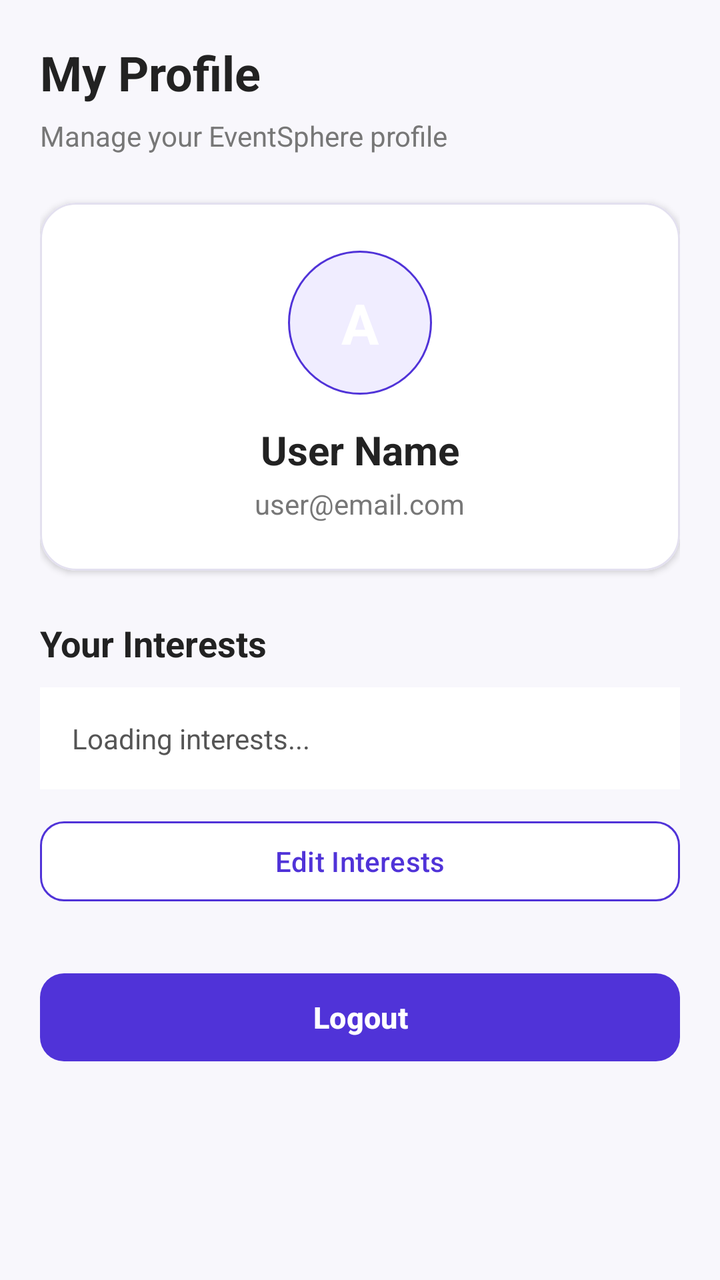
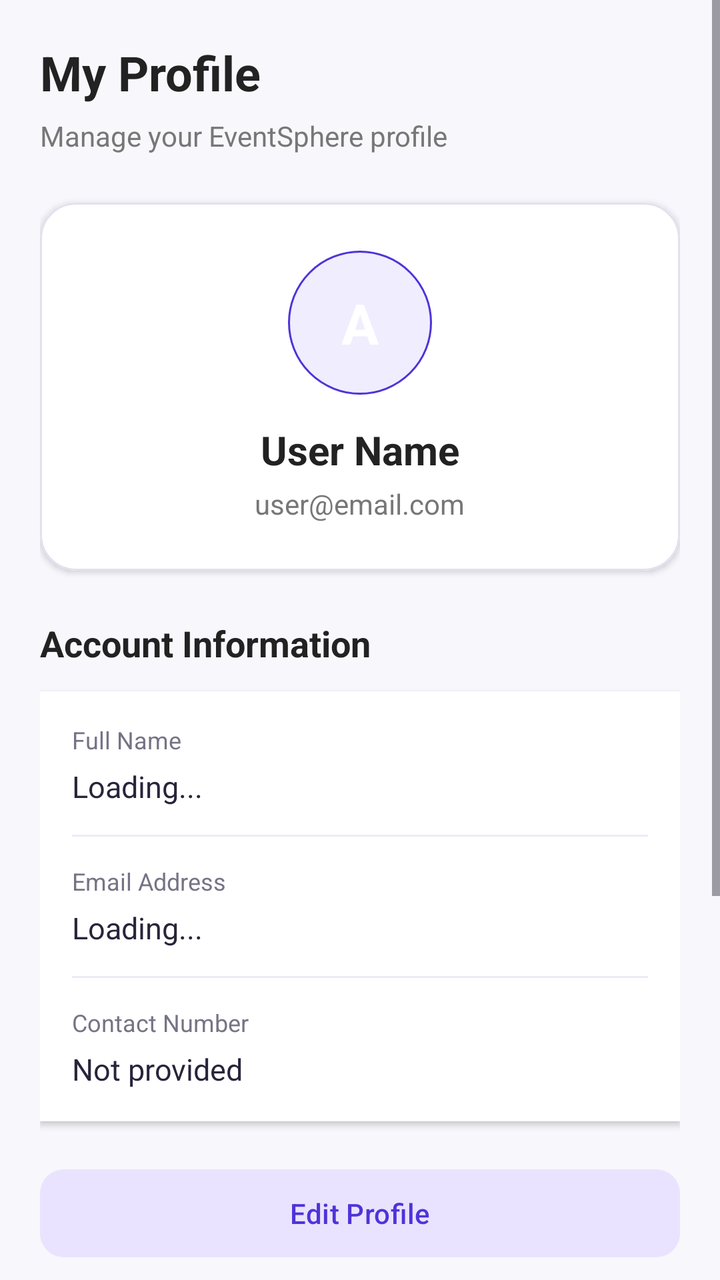

The first picture is an Android layout as it rendered before a commit; the second is the same layout after the commit. The layout source and the unified diff follow.
<!-- AndroidManifest.xml: application theme Theme.EventSphere -->
<!-- res/layout/fragment_profile.xml -->
<?xml version="1.0" encoding="utf-8"?>
<ScrollView
    xmlns:android="http://schemas.android.com/apk/res/android"
    xmlns:app="http://schemas.android.com/apk/res-auto"
    android:layout_width="match_parent"
    android:layout_height="match_parent"
    android:background="#F8F7FC"
    android:fillViewport="true">

    <LinearLayout
        android:layout_width="match_parent"
        android:layout_height="wrap_content"
        android:orientation="vertical"
        android:padding="20dp">

        

        <TextView
            android:id="@+id/tvProfileTitle"
            android:layout_width="wrap_content"
            android:layout_height="wrap_content"
            android:text="My Profile"
            android:textColor="#222222"
            android:textSize="24sp"
            android:textStyle="bold" />

        <TextView
            android:id="@+id/tvProfileSubtitle"
            android:layout_width="wrap_content"
            android:layout_height="wrap_content"
            android:layout_marginTop="6dp"
            android:text="Manage your EventSphere profile"
            android:textColor="#777777"
            android:textSize="14sp" />


        

        <com.google.android.material.card.MaterialCardView
            android:layout_width="match_parent"
            android:layout_height="wrap_content"
            android:layout_marginTop="24dp"
            app:cardBackgroundColor="@android:color/white"
            app:cardCornerRadius="18dp"
            app:cardElevation="2dp"
            app:strokeColor="#E3E0EF"
            app:strokeWidth="1dp">

            <LinearLayout
                android:layout_width="match_parent"
                android:layout_height="wrap_content"
                android:orientation="vertical"
                android:gravity="center_horizontal"
                android:padding="24dp">

                

                <TextView
                    android:id="@+id/tvProfileAvatar"
                    android:layout_width="72dp"
                    android:layout_height="72dp"
                    android:background="@drawable/profile_circle_bg"
                    android:gravity="center"
                    android:text="A"
                    android:textColor="@android:color/white"
                    android:textSize="28sp"
                    android:textStyle="bold" />

                

                <TextView
                    android:id="@+id/tvProfileName"
                    android:layout_width="wrap_content"
                    android:layout_height="wrap_content"
                    android:layout_marginTop="14dp"
                    android:text="User Name"
                    android:textColor="#222222"
                    android:textSize="20sp"
                    android:textStyle="bold" />

                

                <TextView
                    android:id="@+id/tvProfileEmail"
                    android:layout_width="wrap_content"
                    android:layout_height="wrap_content"
                    android:layout_marginTop="4dp"
                    android:text="user@email.com"
                    android:textColor="#777777"
                    android:textSize="14sp" />

            </LinearLayout>

        </com.google.android.material.card.MaterialCardView>


        

        <TextView
            android:layout_width="wrap_content"
            android:layout_height="wrap_content"
            android:layout_marginTop="24dp"
            android:text="Your Interests"
            android:textColor="#222222"
            android:textSize="18sp"
            android:textStyle="bold" />

        <TextView
            android:id="@+id/tvProfileInterests"
            android:layout_width="match_parent"
            android:layout_height="wrap_content"
            android:layout_marginTop="10dp"
            android:background="@android:color/white"
            android:padding="16dp"
            android:text="Loading interests..."
            android:textColor="#555555"
            android:textSize="14sp" />


        

        <com.google.android.material.button.MaterialButton
            android:id="@+id/btnEditInterests"
            android:layout_width="match_parent"
            android:layout_height="wrap_content"
            android:layout_marginTop="12dp"
            android:text="Edit Interests"
            android:textAllCaps="false"
            android:textColor="#5033D8"
            app:backgroundTint="@android:color/white"
            app:cornerRadius="12dp"
            app:strokeColor="#5033D8"
            app:strokeWidth="1dp" />


        

        <com.google.android.material.button.MaterialButton
            android:id="@+id/btnLogout"
            android:layout_width="match_parent"
            android:layout_height="52dp"
            android:layout_marginTop="28dp"
            android:layout_marginBottom="20dp"
            android:text="Logout"
            android:textAllCaps="false"
            android:textColor="@android:color/white"
            android:textSize="15sp"
            android:textStyle="bold"
            app:backgroundTint="#5033D8"
            app:cornerRadius="12dp" />

    </LinearLayout>

</ScrollView>
<!-- resources referenced by this layout -->
<resources>
  <!-- drawable profile_circle_bg (drawable) -->
  <?xml version="1.0" encoding="utf-8"?>
  <shape xmlns:android="http://schemas.android.com/apk/res/android"
      android:shape="oval">
  
      <solid android:color="#F0EDFF" />
  
      <stroke
          android:width="1dp"
          android:color="#5033D8" />
  
  </shape>
  <style name="Theme.EventSphere" parent="Base.Theme.EventSphere" />
  <style name="Base.Theme.EventSphere" parent="Theme.Material3.DayNight.NoActionBar">
          
          
      </style>
</resources>

<!-- the commit's change to res/layout/fragment_profile.xml (unified diff, before → after) -->
@@ -14,7 +14,6 @@
         android:padding="20dp">
 
         
-
         <TextView
             android:id="@+id/tvProfileTitle"
             android:layout_width="wrap_content"
@@ -33,9 +32,7 @@
             android:textColor="#777777"
             android:textSize="14sp" />
 
-
-        
-
+        
         <com.google.android.material.card.MaterialCardView
             android:layout_width="match_parent"
             android:layout_height="wrap_content"
@@ -49,11 +46,9 @@
             <LinearLayout
                 android:layout_width="match_parent"
                 android:layout_height="wrap_content"
+                android:gravity="center_horizontal"
                 android:orientation="vertical"
-                android:gravity="center_horizontal"
                 android:padding="24dp">
-
-                
 
                 <TextView
                     android:id="@+id/tvProfileAvatar"
@@ -66,8 +61,6 @@
                     android:textSize="28sp"
                     android:textStyle="bold" />
 
-                
-
                 <TextView
                     android:id="@+id/tvProfileName"
                     android:layout_width="wrap_content"
@@ -78,8 +71,6 @@
                     android:textSize="20sp"
                     android:textStyle="bold" />
 
-                
-
                 <TextView
                     android:id="@+id/tvProfileEmail"
                     android:layout_width="wrap_content"
@@ -93,9 +84,100 @@
 
         </com.google.android.material.card.MaterialCardView>
 
-
-        
-
+        
+        <TextView
+            android:layout_width="wrap_content"
+            android:layout_height="wrap_content"
+            android:layout_marginTop="24dp"
+            android:text="Account Information"
+            android:textColor="#222222"
+            android:textSize="18sp"
+            android:textStyle="bold" />
+
+        <LinearLayout
+            android:layout_width="match_parent"
+            android:layout_height="wrap_content"
+            android:layout_marginTop="12dp"
+            android:background="@android:color/white"
+            android:elevation="2dp"
+            android:orientation="vertical"
+            android:padding="16dp">
+
+            <TextView
+                android:layout_width="wrap_content"
+                android:layout_height="wrap_content"
+                android:text="Full Name"
+                android:textColor="#777386"
+                android:textSize="12sp" />
+
+            <TextView
+                android:id="@+id/tvUserFullName"
+                android:layout_width="match_parent"
+                android:layout_height="wrap_content"
+                android:layout_marginTop="5dp"
+                android:text="Loading..."
+                android:textColor="#29243B"
+                android:textSize="15sp" />
+
+            <View
+                android:layout_width="match_parent"
+                android:layout_height="1dp"
+                android:layout_marginVertical="14dp"
+                android:background="#EEEAF7" />
+
+            <TextView
+                android:layout_width="wrap_content"
+                android:layout_height="wrap_content"
+                android:text="Email Address"
+                android:textColor="#777386"
+                android:textSize="12sp" />
+
+            <TextView
+                android:id="@+id/tvUserAccountEmail"
+                android:layout_width="match_parent"
+                android:layout_height="wrap_content"
+                android:layout_marginTop="5dp"
+                android:text="Loading..."
+                android:textColor="#29243B"
+                android:textSize="15sp" />
+
+            <View
+                android:layout_width="match_parent"
+                android:layout_height="1dp"
+                android:layout_marginVertical="14dp"
+                android:background="#EEEAF7" />
+
+            <TextView
+                android:layout_width="wrap_content"
+                android:layout_height="wrap_content"
+                android:text="Contact Number"
+                android:textColor="#777386"
+                android:textSize="12sp" />
+
+            <TextView
+                android:id="@+id/tvUserPhone"
+                android:layout_width="match_parent"
+                android:layout_height="wrap_content"
+                android:layout_marginTop="5dp"
+                android:text="Not provided"
+                android:textColor="#29243B"
+                android:textSize="15sp" />
+
+        </LinearLayout>
+
+        
+        <com.google.android.material.button.MaterialButton
+            android:id="@+id/btnEditUserProfile"
+            android:layout_width="match_parent"
+            android:layout_height="52dp"
+            android:layout_marginTop="20dp"
+            android:text="Edit Profile"
+            android:textAllCaps="false"
+            android:textColor="#5033D8"
+            app:backgroundTint="#E9E3FF"
+            app:cornerRadius="12dp" />
+
+        
         <TextView
             android:layout_width="wrap_content"
             android:layout_height="wrap_content"
@@ -116,9 +198,7 @@
             android:textColor="#555555"
             android:textSize="14sp" />
 
-
-        
-
+        
         <com.google.android.material.button.MaterialButton
             android:id="@+id/btnEditInterests"
             android:layout_width="match_parent"
@@ -132,14 +212,12 @@
             app:strokeColor="#5033D8"
             app:strokeWidth="1dp" />
 
-
-        
-
+        
         <com.google.android.material.button.MaterialButton
             android:id="@+id/btnLogout"
             android:layout_width="match_parent"
             android:layout_height="52dp"
-            android:layout_marginTop="28dp"
+            android:layout_marginTop="20dp"
             android:layout_marginBottom="20dp"
             android:text="Logout"
             android:textAllCaps="false"
